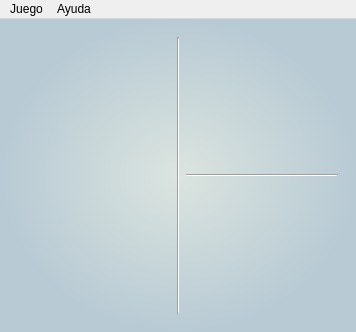
Old version of the form mainwindow.ui in the repository Joscart/Juego-OCA.
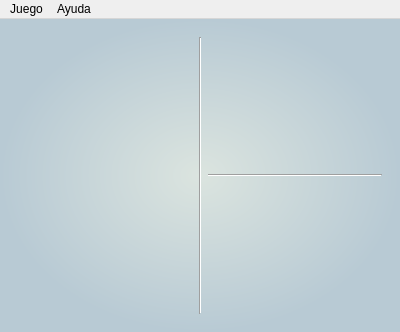
New version of the form. The open tabs and pages were chosen to show the change. Icons and pictures are not drawn.

The edit to the form file:
```diff
--- a/mainwindow.ui
+++ b/mainwindow.ui
@@ -9,7 +9,7 @@
    <rect>
     <x>0</x>
     <y>0</y>
-    <width>356</width>
+    <width>400</width>
     <height>332</height>
    </rect>
   </property>
@@ -227,7 +227,7 @@
     <rect>
      <x>0</x>
      <y>0</y>
-     <width>356</width>
+     <width>400</width>
      <height>23</height>
     </rect>
    </property>
```
Left out of the diff: 2 changed lines with no effect on the pictures.
